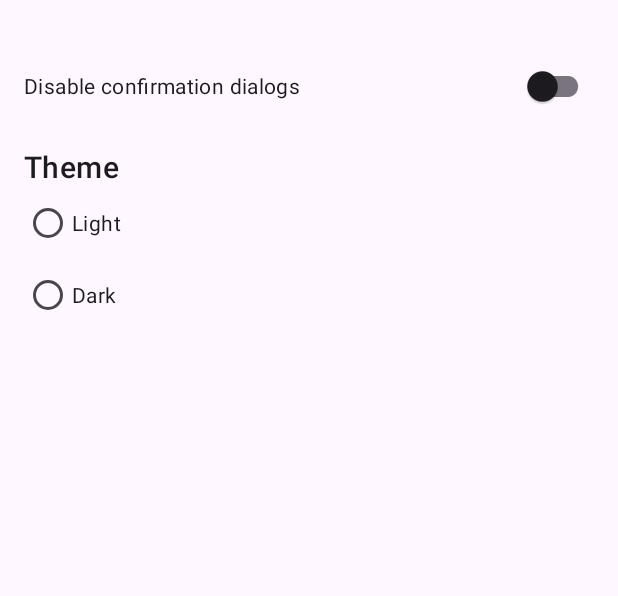
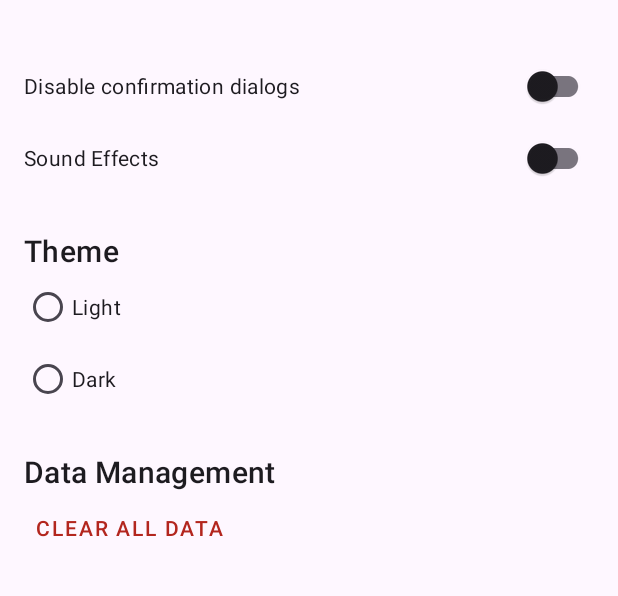
Before and after one commit to NickSanft/TooDo, an Android app: the SettingsActivity screen opened directly, with no data from a screen before it, on a phone screen of 412 x 824 dp, the part 70-666 px from its top. Run offline under Robolectric (Android 15) with nearby library versions, the phone set to English and light mode, and no system bars.

```diff
--- a/app/src/main/res/layout/activity_settings.xml
+++ b/app/src/main/res/layout/activity_settings.xml
@@ -15,10 +15,14 @@
 
     </com.google.android.material.appbar.AppBarLayout>
 
+    <ScrollView
+        android:layout_width="match_parent"
+        android:layout_height="match_parent"
+        android:layout_below="@id/app_bar_layout">
+
         <LinearLayout
             android:layout_width="match_parent"
-        android:layout_height="match_parent"
-        android:layout_below="@id/app_bar_layout"
+            android:layout_height="wrap_content"
             android:orientation="vertical"
             android:padding="16dp">
 
@@ -28,10 +32,16 @@
                 android:layout_height="wrap_content"
                 android:text="@string/disable_confirmation_dialogs" />
 
+            <com.google.android.material.switchmaterial.SwitchMaterial
+                android:id="@+id/sound_effects_switch"
+                android:layout_width="match_parent"
+                android:layout_height="wrap_content"
+                android:text="@string/sound_effects" />
+
             <TextView
                 android:layout_width="wrap_content"
                 android:layout_height="wrap_content"
-            android:layout_marginTop="16dp"
+                android:layout_marginTop="24dp"
                 android:text="@string/theme"
                 android:textAppearance="?attr/textAppearanceHeadline6" />
 
@@ -49,11 +59,26 @@
                 <RadioButton
                     android:id="@+id/dark_theme_button"
                     android:layout_width="match_parent"
-                android.layout_height="wrap_content"
+                    android:layout_height="wrap_content"
                     android:text="@string/dark" />
 
             </RadioGroup>
 
+            <TextView
+                android:layout_width="wrap_content"
+                android:layout_height="wrap_content"
+                android:layout_marginTop="24dp"
+                android:text="@string/data_management"
+                android:textAppearance="?attr/textAppearanceHeadline6" />
+
+            <Button
+                android:id="@+id/clear_data_button"
+                style="@style/Widget.MaterialComponents.Button.TextButton"
+                android:layout_width="wrap_content"
+                android:layout_height="wrap_content"
+                android:text="@string/clear_all_data"
+                android:textColor="?attr/colorError" />
+
         </LinearLayout>
-
+    </ScrollView>
 </RelativeLayout>
--- a/app/src/main/res/values/strings.xml
+++ b/app/src/main/res/values/strings.xml
@@ -5,6 +5,15 @@
     <string name="light">Light</string>
     <string name="dark">Dark</string>
     <string name="disable_confirmation_dialogs">Disable confirmation dialogs</string>
+    <string name="sound_effects">Sound Effects</string>
+    <string name="vibration">Vibration</string>
+    <string name="data_management">Data Management</string>
+    <string name="clear_all_data">Clear All Data</string>
+    <string name="clear_data_confirmation_title">Clear All Data</string>
+    <string name="clear_data_confirmation_message">Are you sure you want to delete all tasks, prizes, and point history? This action cannot be undone.</string>
+    <string name="clear">Clear</string>
+    <string name="cancel">Cancel</string>
+    <string name="data_cleared">All data cleared</string>
 
     <!-- Strings used for fragments for navigation -->
     <string name="first_fragment_label">First Fragment</string>
```
Also changed, not shown: app/src/main/java/com/divora/toodo/PrizesFragment.kt (+22 -0 lines). Lines whose indentation alone changed are shown as unchanged.
